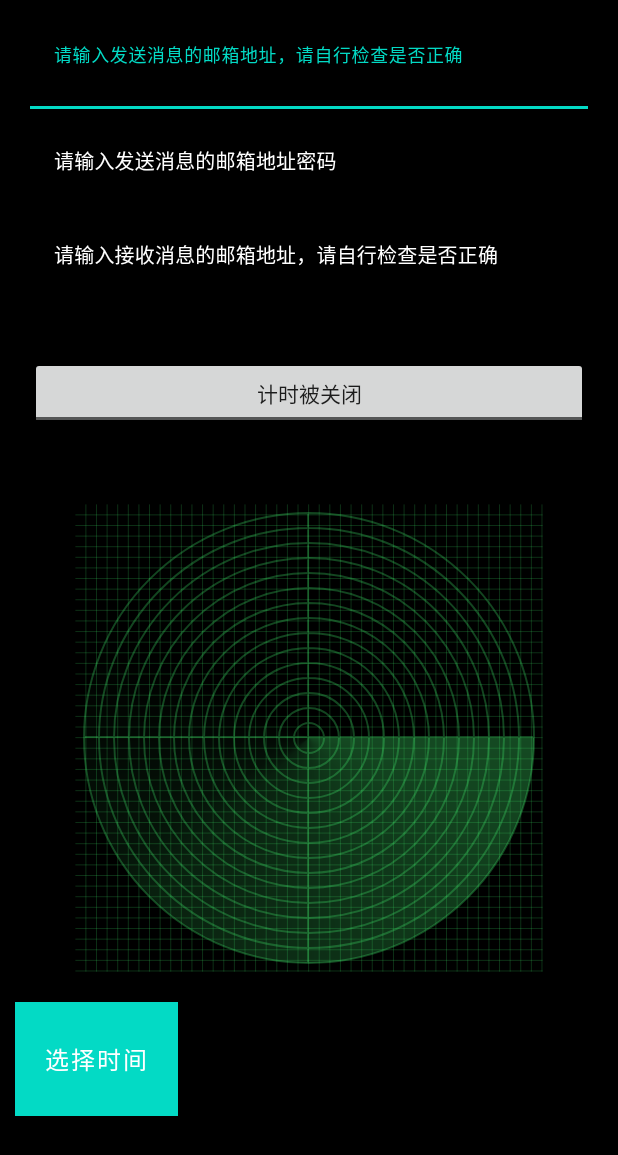
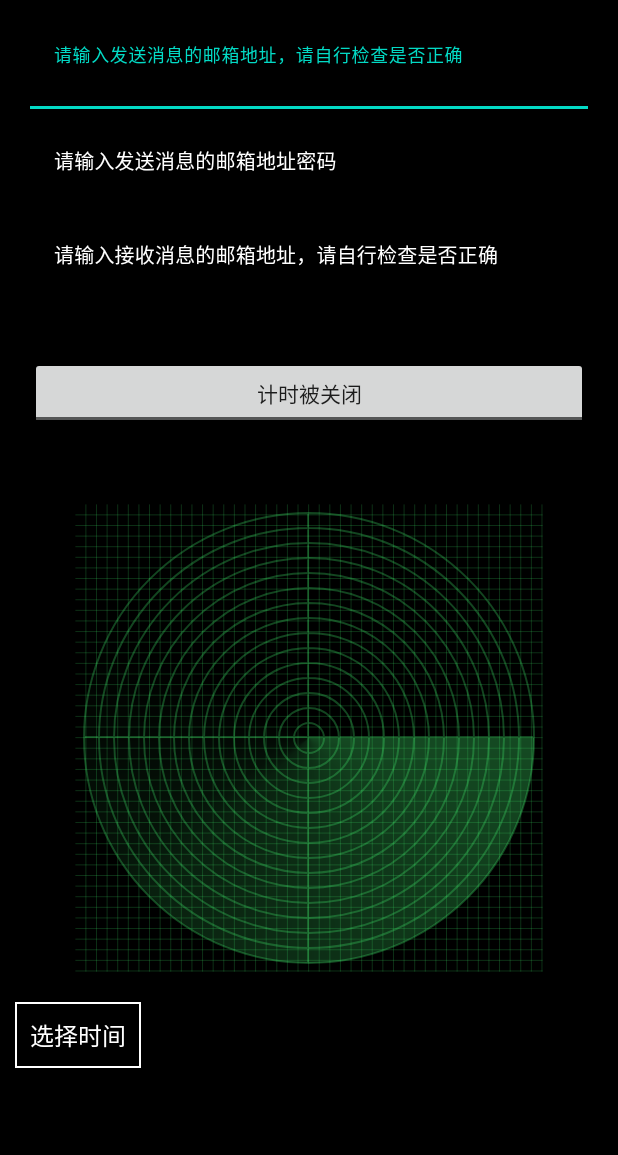
Before and after one commit to githubwangjunqiang/open_dingding, an Android app: the screen it shows after launch (MainActivity), on a phone screen of 412 x 824 dp. Shown: the top 1155 px of the screen. Run offline under Robolectric (Android 15) with nearby library versions, the phone set to English and light mode, and no system bars; libraries missing offline, so code that uses them is left out: com.teprinciple.mailsender; 3 statements that could not run were skipped.

Commit message:
UI 优化

```diff
--- /dev/null
+++ b/app/src/main/res/drawable/ben.xml
@@ -0,0 +1,6 @@
+<?xml version="1.0" encoding="utf-8"?>
+<shape xmlns:android="http://schemas.android.com/apk/res/android">
+    <stroke
+        android:width="1dp"
+        android:color="@color/white" />
+</shape>
--- a/app/src/main/res/layout/activity_main.xml
+++ b/app/src/main/res/layout/activity_main.xml
@@ -81,24 +81,27 @@
     <com.app.xq.dingding.RadarView
         android:id="@+id/radarview"
         android:layout_width="match_parent"
-        android:layout_height="250dp"
+        android:layout_height="0dp"
         android:layout_gravity="center_horizontal"
         android:layout_marginStart="50dp"
         android:layout_marginTop="50dp"
-        android:layout_marginEnd="50dp" />
+        android:layout_marginEnd="50dp"
+        android:layout_weight="1" />
 
-    <Button
+
+    <TextView
         android:id="@+id/starttime"
         android:layout_width="wrap_content"
         android:layout_height="wrap_content"
         android:layout_marginStart="10dp"
         android:layout_marginTop="20dp"
-        android:background="#000000"
-        android:padding="20dp"
+        android:background="@drawable/ben"
+        android:minWidth="0dp"
+        android:minHeight="0dp"
+        android:padding="10dp"
         android:text="选择时间"
         android:textColor="#ffffff"
         android:textSize="16dp" />
-
 
     <TextView
         android:id="@+id/starttimecontent"
```
